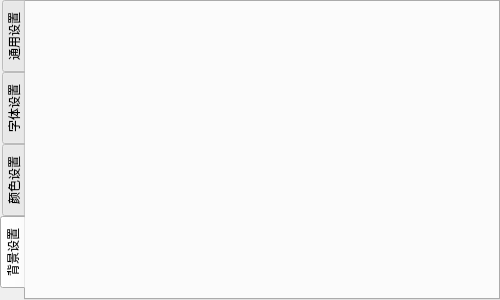
Before: the Qt Designer form syssetwindow.ui in wnxy/ToDo, drawn with Qt 5.
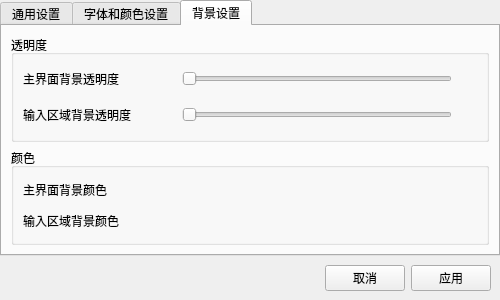
After: the same form once the commit is applied. The open tabs and pages were chosen to show the change. Custom widgets are drawn as their Qt base class.

```diff
--- a/syssetwindow.ui
+++ b/syssetwindow.ui
@@ -10,10 +10,28 @@
     <height>300</height>
    </rect>
   </property>
+  <property name="sizePolicy">
+   <sizepolicy hsizetype="Minimum" vsizetype="Minimum">
+    <horstretch>0</horstretch>
+    <verstretch>0</verstretch>
+   </sizepolicy>
+  </property>
+  <property name="minimumSize">
+   <size>
+    <width>500</width>
+    <height>300</height>
+   </size>
+  </property>
+  <property name="maximumSize">
+   <size>
+    <width>111111</width>
+    <height>111111</height>
+   </size>
+  </property>
   <property name="windowTitle">
    <string>软件设置</string>
   </property>
-  <layout class="QVBoxLayout" name="verticalLayout">
+  <layout class="QVBoxLayout" name="verticalLayout_3">
    <property name="spacing">
     <number>0</number>
    </property>
@@ -32,7 +50,7 @@
    <item>
     <widget class="QTabWidget" name="tabWidget">
      <property name="tabPosition">
-      <enum>QTabWidget::West</enum>
+      <enum>QTabWidget::North</enum>
      </property>
      <property name="tabShape">
       <enum>QTabWidget::Rounded</enum>
@@ -82,7 +100,7 @@
      </widget>
      <widget class="QWidget" name="fonts">
       <attribute name="title">
-       <string>字体设置</string>
+       <string>字体和颜色设置</string>
       </attribute>
       <layout class="QVBoxLayout" name="verticalLayout_2">
        <item>
@@ -102,8 +120,11 @@
         </widget>
        </item>
        <item>
-        <widget class="QWidget" name="widget_2" native="true">
-         <layout class="QHBoxLayout" name="horizontalLayout">
+        <widget class="QGroupBox" name="groupBox_2">
+         <property name="title">
+          <string>颜色和主题</string>
+         </property>
+         <layout class="QVBoxLayout" name="verticalLayout">
           <item>
            <widget class="QLabel" name="label">
             <property name="text">
@@ -117,49 +138,390 @@
          </layout>
         </widget>
        </item>
-       <item>
-        <widget class="QWidget" name="widget_3" native="true">
-         <widget class="QLabel" name="label_3">
-          <property name="geometry">
-           <rect>
-            <x>20</x>
-            <y>40</y>
-            <width>54</width>
-            <height>12</height>
-           </rect>
-          </property>
-          <property name="text">
-           <string>字体颜色</string>
-          </property>
-         </widget>
-        </widget>
-       </item>
       </layout>
      </widget>
-     <widget class="QWidget" name="color">
-      <attribute name="title">
-       <string>颜色设置</string>
-      </attribute>
-     </widget>
      <widget class="QWidget" name="background">
       <attribute name="title">
        <string>背景设置</string>
       </attribute>
-      <widget class="QWidget" name="widget_4" native="true">
-       <property name="geometry">
-        <rect>
-         <x>170</x>
-         <y>180</y>
-         <width>120</width>
-         <height>80</height>
-        </rect>
-       </property>
-      </widget>
+      <layout class="QVBoxLayout" name="verticalLayout_6">
+       <item>
+        <widget class="QGroupBox" name="groupBox_3">
+         <property name="title">
+          <string>透明度</string>
+         </property>
+         <layout class="QVBoxLayout" name="verticalLayout_4">
+          <item>
+           <widget class="QWidget" name="widget_4" native="true">
+            <layout class="QHBoxLayout" name="horizontalLayout_5">
+             <property name="spacing">
+              <number>0</number>
+             </property>
+             <property name="leftMargin">
+              <number>0</number>
+             </property>
+             <property name="topMargin">
+              <number>0</number>
+             </property>
+             <property name="rightMargin">
+              <number>0</number>
+             </property>
+             <property name="bottomMargin">
+              <number>0</number>
+             </property>
+             <item>
+              <widget class="QLabel" name="label_3">
+               <property name="text">
+                <string>主界面背景透明度</string>
+               </property>
+              </widget>
+             </item>
+             <item>
+              <spacer name="horizontalSpacer_4">
+               <property name="orientation">
+                <enum>Qt::Horizontal</enum>
+               </property>
+               <property name="sizeHint" stdset="0">
+                <size>
+                 <width>30</width>
+                 <height>20</height>
+                </size>
+               </property>
+              </spacer>
+             </item>
+             <item>
+              <widget class="QSlider" name="mainWinOpacity">
+               <property name="minimumSize">
+                <size>
+                 <width>270</width>
+                 <height>22</height>
+                </size>
+               </property>
+               <property name="maximumSize">
+                <size>
+                 <width>270</width>
+                 <height>22</height>
+                </size>
+               </property>
+               <property name="orientation">
+                <enum>Qt::Horizontal</enum>
+               </property>
+              </widget>
+             </item>
+             <item>
+              <widget class="QLabel" name="mainWinOpacityLabel">
+               <property name="sizePolicy">
+                <sizepolicy hsizetype="Minimum" vsizetype="Minimum">
+                 <horstretch>0</horstretch>
+                 <verstretch>0</verstretch>
+                </sizepolicy>
+               </property>
+               <property name="minimumSize">
+                <size>
+                 <width>25</width>
+                 <height>33</height>
+                </size>
+               </property>
+               <property name="maximumSize">
+                <size>
+                 <width>11111</width>
+                 <height>11111</height>
+                </size>
+               </property>
+               <property name="text">
+                <string/>
+               </property>
+              </widget>
+             </item>
+            </layout>
+           </widget>
+          </item>
+          <item>
+           <widget class="QWidget" name="widget_7" native="true">
+            <layout class="QHBoxLayout" name="horizontalLayout_6">
+             <property name="spacing">
+              <number>0</number>
+             </property>
+             <property name="leftMargin">
+              <number>0</number>
+             </property>
+             <property name="topMargin">
+              <number>0</number>
+             </property>
+             <property name="rightMargin">
+              <number>0</number>
+             </property>
+             <property name="bottomMargin">
+              <number>0</number>
+             </property>
+             <item>
+              <widget class="QLabel" name="label_5">
+               <property name="text">
+                <string>输入区域背景透明度</string>
+               </property>
+              </widget>
+             </item>
+             <item>
+              <spacer name="horizontalSpacer_5">
+               <property name="orientation">
+                <enum>Qt::Horizontal</enum>
+               </property>
+               <property name="sizeHint" stdset="0">
+                <size>
+                 <width>30</width>
+                 <height>20</height>
+                </size>
+               </property>
+              </spacer>
+             </item>
+             <item>
+              <widget class="QSlider" name="noteEditOpacity">
+               <property name="minimumSize">
+                <size>
+                 <width>270</width>
+                 <height>22</height>
+                </size>
+               </property>
+               <property name="maximumSize">
+                <size>
+                 <width>270</width>
+                 <height>22</height>
+                </size>
+               </property>
+               <property name="orientation">
+                <enum>Qt::Horizontal</enum>
+               </property>
+              </widget>
+             </item>
+             <item>
+              <widget class="QLabel" name="noteEditOpacityLabel">
+               <property name="sizePolicy">
+                <sizepolicy hsizetype="Minimum" vsizetype="Minimum">
+                 <horstretch>0</horstretch>
+                 <verstretch>0</verstretch>
+                </sizepolicy>
+               </property>
+               <property name="minimumSize">
+                <size>
+                 <width>25</width>
+                 <height>33</height>
+                </size>
+               </property>
+               <property name="maximumSize">
+                <size>
+                 <width>11111</width>
+                 <height>11111</height>
+                </size>
+               </property>
+               <property name="text">
+                <string/>
+               </property>
+              </widget>
+             </item>
+            </layout>
+           </widget>
+          </item>
+         </layout>
+        </widget>
+       </item>
+       <item>
+        <widget class="QGroupBox" name="groupBox_4">
+         <property name="title">
+          <string>颜色</string>
+         </property>
+         <layout class="QVBoxLayout" name="verticalLayout_5">
+          <item>
+           <widget class="QWidget" name="widget_8" native="true">
+            <layout class="QHBoxLayout" name="horizontalLayout_7">
+             <property name="spacing">
+              <number>0</number>
+             </property>
+             <property name="leftMargin">
+              <number>0</number>
+             </property>
+             <property name="topMargin">
+              <number>0</number>
+             </property>
+             <property name="rightMargin">
+              <number>0</number>
+             </property>
+             <property name="bottomMargin">
+              <number>0</number>
+             </property>
+             <item>
+              <widget class="QLabel" name="label_6">
+               <property name="minimumSize">
+                <size>
+                 <width>120</width>
+                 <height>25</height>
+                </size>
+               </property>
+               <property name="maximumSize">
+                <size>
+                 <width>120</width>
+                 <height>25</height>
+                </size>
+               </property>
+               <property name="text">
+                <string>主界面背景颜色</string>
+               </property>
+              </widget>
+             </item>
+             <item>
+              <widget class="ColorPlate" name="mainWinColor" native="true">
+               <property name="minimumSize">
+                <size>
+                 <width>100</width>
+                 <height>25</height>
+                </size>
+               </property>
+               <property name="maximumSize">
+                <size>
+                 <width>100</width>
+                 <height>25</height>
+                </size>
+               </property>
+              </widget>
+             </item>
+             <item>
+              <spacer name="horizontalSpacer_6">
+               <property name="orientation">
+                <enum>Qt::Horizontal</enum>
+               </property>
+               <property name="sizeHint" stdset="0">
+                <size>
+                 <width>40</width>
+                 <height>20</height>
+                </size>
+               </property>
+              </spacer>
+             </item>
+            </layout>
+           </widget>
+          </item>
+          <item>
+           <widget class="QWidget" name="widget_10" native="true">
+            <layout class="QHBoxLayout" name="horizontalLayout_8">
+             <property name="spacing">
+              <number>0</number>
+             </property>
+             <property name="leftMargin">
+              <number>0</number>
+             </property>
+             <property name="topMargin">
+              <number>0</number>
+             </property>
+             <property name="rightMargin">
+              <number>0</number>
+             </property>
+             <property name="bottomMargin">
+              <number>0</number>
+             </property>
+             <item>
+              <widget class="QLabel" name="label_7">
+               <property name="minimumSize">
+                <size>
+                 <width>120</width>
+                 <height>25</height>
+                </size>
+               </property>
+               <property name="maximumSize">
+                <size>
+                 <width>120</width>
+                 <height>25</height>
+                </size>
+               </property>
+               <property name="text">
+                <string>输入区域背景颜色</string>
+               </property>
+              </widget>
+             </item>
+             <item>
+              <widget class="ColorPlate" name="noteEditColor" native="true">
+               <property name="minimumSize">
+                <size>
+                 <width>100</width>
+                 <height>25</height>
+                </size>
+               </property>
+               <property name="maximumSize">
+                <size>
+                 <width>100</width>
+                 <height>25</height>
+                </size>
+               </property>
+              </widget>
+             </item>
+             <item>
+              <spacer name="horizontalSpacer_8">
+               <property name="orientation">
+                <enum>Qt::Horizontal</enum>
+               </property>
+               <property name="sizeHint" stdset="0">
+                <size>
+                 <width>40</width>
+                 <height>20</height>
+                </size>
+               </property>
+              </spacer>
+             </item>
+            </layout>
+           </widget>
+          </item>
+         </layout>
+        </widget>
+       </item>
+      </layout>
      </widget>
     </widget>
    </item>
+   <item>
+    <widget class="QWidget" name="ctlWidget" native="true">
+     <layout class="QHBoxLayout" name="horizontalLayout_3">
+      <item>
+       <spacer name="horizontalSpacer">
+        <property name="orientation">
+         <enum>Qt::Horizontal</enum>
+        </property>
+        <property name="sizeHint" stdset="0">
+         <size>
+          <width>40</width>
+          <height>20</height>
+         </size>
+        </property>
+       </spacer>
+      </item>
+      <item>
+       <widget class="QPushButton" name="pushButton_2">
+        <property name="text">
+         <string>取消</string>
+        </property>
+       </widget>
+      </item>
+      <item>
+       <widget class="QPushButton" name="pushButton">
+        <property name="text">
+         <string>应用</string>
+        </property>
+       </widget>
+      </item>
+     </layout>
+    </widget>
+   </item>
   </layout>
  </widget>
+ <customwidgets>
+  <customwidget>
+   <class>ColorPlate</class>
+   <extends>QWidget</extends>
+   <header location="global">CommonWidget/Headers/colorplate.h</header>
+   <container>1</container>
+   <slots>
+    <signal>colorPlateChanged()</signal>
+    <slot>onColorSelected()</slot>
+   </slots>
+  </customwidget>
+ </customwidgets>
  <resources/>
  <connections/>
 </ui>
```
Left out of the diff: 327 changed lines with no effect on the pictures.
